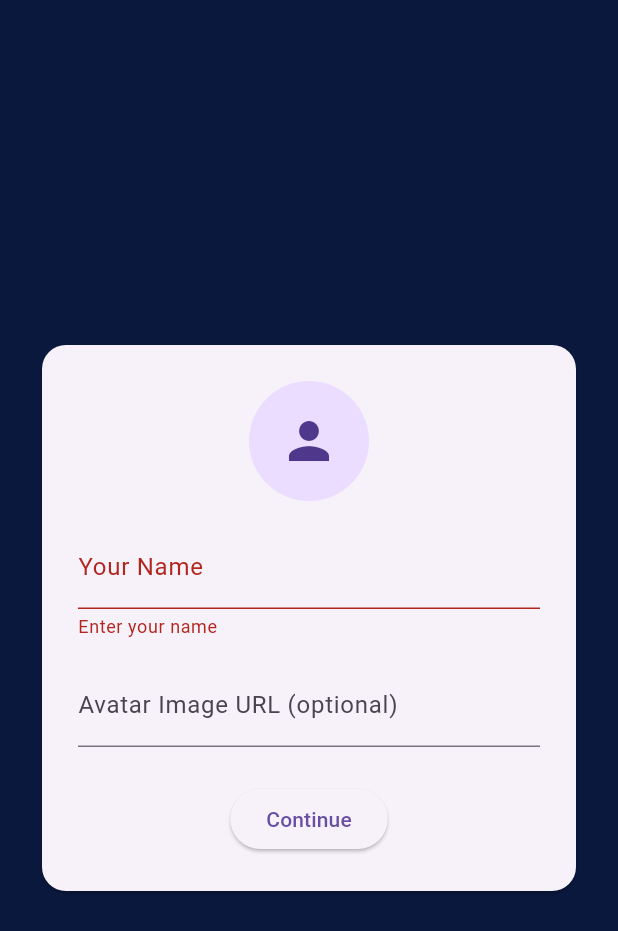
After one commit to kelvintawe12/flutter_individual_project, a Flutter app: the screen it shows after launch, after a tap on "Continue", on a phone screen of 412 x 824 dp. The commit adds this screen. Shown: the top 931 px of the screen. Run offline on Flutter 3.47's test engine with Material 3 defaults, Android fonts, the light colour scheme and no system bars; our stand-ins replace lottie, shared_preferences, table_calendar; network calls fail.

Commit message:
Implement user authentication flow with login and profile management

```diff
--- /dev/null
+++ b/lib/entry_point.dart
@@ -0,0 +1,47 @@
+import 'package:flutter/material.dart';
+import 'package:shared_preferences/shared_preferences.dart';
+import 'screens/login_page.dart';
+import 'main.dart';
+
+class EntryPoint extends StatefulWidget {
+  const EntryPoint({Key? key}) : super(key: key);
+  @override
+  State<EntryPoint> createState() => _EntryPointState();
+}
+
+class _EntryPointState extends State<EntryPoint> {
+  bool _loading = true;
+  bool _loggedIn = false;
+
+  @override
+  void initState() {
+    super.initState();
+    _checkUser();
+  }
+
+  Future<void> _checkUser() async {
+    final prefs = await SharedPreferences.getInstance();
+    setState(() {
+      _loggedIn = (prefs.getString('user_name') ?? '').isNotEmpty;
+      _loading = false;
+    });
+  }
+
+
+  @override
+  Widget build(BuildContext context) {
+    if (_loading) {
+      return const Scaffold(
+        body: Center(child: CircularProgressIndicator()),
+      );
+    }
+    if (!_loggedIn) {
+      return LoginPage(onLogin: () {
+        setState(() {
+          _loggedIn = true;
+        });
+      });
+    }
+    return MainNavigation();
+  }
+}
--- a/lib/main.dart
+++ b/lib/main.dart
@@ -2,6 +2,8 @@ import 'package:flutter/material.dart';
 import 'screens/today_screen.dart';
 import 'screens/calendar_screen.dart';
 import 'screens/settings_screen.dart';
+import 'screens/profile_settings_page.dart';
+import 'entry_point.dart';
 
 void main() {
   runApp(StudyPlannerApp());
@@ -25,7 +27,15 @@ class StudyPlannerApp extends StatelessWidget {
           unselectedItemColor: Colors.white,
         ),
       ),
-      home: MainNavigation(),
+      initialRoute: '/', // EntryPoint
+      routes: {
+        '/': (context) => EntryPoint(),
+        '/main': (context) => MainNavigation(),
+        '/today': (context) => TodayScreen(),
+        '/calendar': (context) => CalendarScreen(),
+        '/settings': (context) => SettingsScreen(),
+        '/profile': (context) => ProfileSettingsPage(),
+      },
       debugShowCheckedModeBanner: false,
     );
   }
--- /dev/null
+++ b/lib/screens/login_page.dart
@@ -0,0 +1,95 @@
+import 'package:flutter/material.dart';
+import 'package:shared_preferences/shared_preferences.dart';
+
+class LoginPage extends StatefulWidget {
+  final VoidCallback onLogin;
+  const LoginPage({Key? key, required this.onLogin}) : super(key: key);
+
+  @override
+  State<LoginPage> createState() => _LoginPageState();
+}
+
+class _LoginPageState extends State<LoginPage> {
+  final _formKey = GlobalKey<FormState>();
+  String _name = '';
+  String? _avatarUrl;
+
+  @override
+  void initState() {
+    super.initState();
+    _loadUser();
+  }
+
+  Future<void> _loadUser() async {
+    final prefs = await SharedPreferences.getInstance();
+    setState(() {
+      _name = prefs.getString('user_name') ?? '';
+      _avatarUrl = prefs.getString('user_avatar');
+    });
+  }
+
+  Future<void> _saveUser() async {
+    final prefs = await SharedPreferences.getInstance();
+    await prefs.setString('user_name', _name);
+    if (_avatarUrl != null) {
+      await prefs.setString('user_avatar', _avatarUrl!);
+    }
+  }
+
+  void _submit() async {
+    if (_formKey.currentState!.validate()) {
+      _formKey.currentState!.save();
+      await _saveUser();
+      widget.onLogin();
+    }
+  }
+
+  @override
+  Widget build(BuildContext context) {
+    return Scaffold(
+      backgroundColor: const Color(0xFF0A183D),
+      body: Center(
+        child: Padding(
+          padding: const EdgeInsets.all(24.0),
+          child: Card(
+            shape: RoundedRectangleBorder(borderRadius: BorderRadius.circular(16)),
+            child: Padding(
+              padding: const EdgeInsets.all(24.0),
+              child: Form(
+                key: _formKey,
+                child: Column(
+                  mainAxisSize: MainAxisSize.min,
+                  children: [
+                    CircleAvatar(
+                      radius: 40,
+                      backgroundImage: _avatarUrl != null ? NetworkImage(_avatarUrl!) : null,
+                      child: _avatarUrl == null ? const Icon(Icons.person, size: 40) : null,
+                    ),
+                    const SizedBox(height: 16),
+                    TextFormField(
+                      initialValue: _name,
+                      decoration: const InputDecoration(labelText: 'Your Name'),
+                      validator: (v) => v == null || v.isEmpty ? 'Enter your name' : null,
+                      onSaved: (v) => _name = v!,
+                    ),
+                    const SizedBox(height: 16),
+                    TextFormField(
+                      initialValue: _avatarUrl,
+                      decoration: const InputDecoration(labelText: 'Avatar Image URL (optional)'),
+                      onSaved: (v) => _avatarUrl = v?.isNotEmpty == true ? v : null,
+                    ),
+                    const SizedBox(height: 24),
+                    ElevatedButton(
+                      onPressed: _submit,
+                      child: const Text('Continue'),
+                    ),
+                  ],
+                ),
+              ),
+            ),
+          ),
+        ),
+      ),
+    );
+  }
+}
```
Also changed, not shown: lib/screens/profile_settings_page.dart (added, +98 -0 lines), lib/screens/settings_screen.dart (+9 -0 lines), lib/screens/today_screen.dart (+11 -0 lines), lib/widgets/user_profile_avatar.dart (added, +50 -0 lines).
